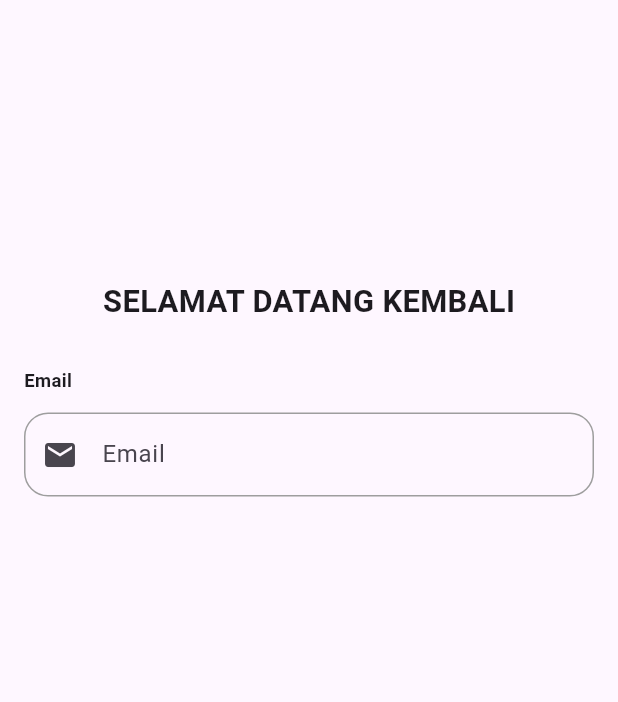
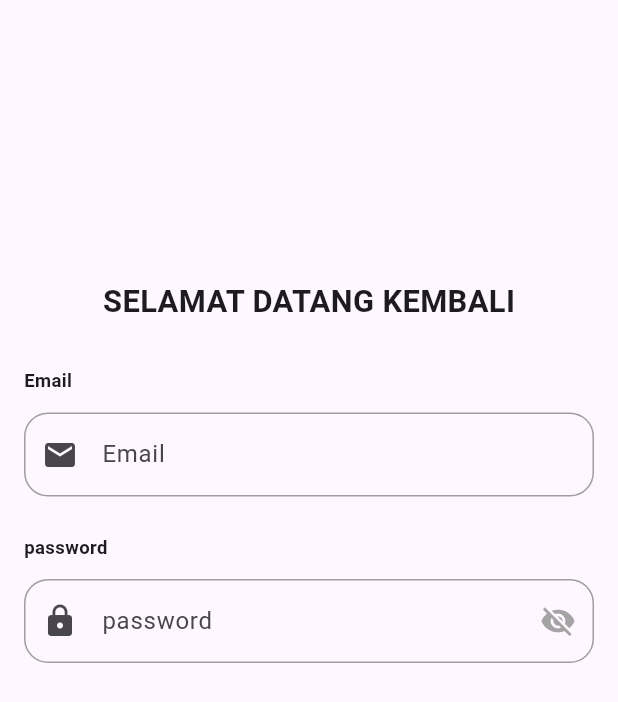
Before and after one commit to emzhran/TernakKenariAppRestAPI, a Flutter app: the LoginScreen screen opened directly, on a phone screen of 412 x 824 dp. Shown: the top 702 px of the screen. Run offline on Flutter 3.47's test engine with Material 3 defaults, Android fonts, the phone set to English and light mode, and no system bars; our stand-ins replace dartz, dropdown_button2, flutter_bloc, flutter_secure_storage; accounts and stored records are empty.

Commit message:
menambahkan text field untuk input password

```diff
--- a/lib/presentation/auth/login_screen.dart
+++ b/lib/presentation/auth/login_screen.dart
@@ -1,5 +1,6 @@
 import 'package:canarytemplate/core/components/custom_text_field.dart';
 import 'package:canarytemplate/core/components/spaces.dart';
+import 'package:canarytemplate/core/core.dart';
 import 'package:flutter/material.dart';
 import 'package:flutter/widgets.dart';
 
@@ -59,6 +60,28 @@
                   padding: const EdgeInsets.all(8.0),
                   child: Icon(Icons.email),
                 ),
+              ),
+              const SpaceHeight(25),
+              CustomTextField(
+                validator: 'Password tidak boleh kosong',
+                controller: passwordController,
+                label: 'password',
+                obscureText: !isShowPassword,
+                prefixIcon: Padding(
+                  padding: const EdgeInsets.all(8.0),
+                  child: Icon(Icons.lock),
+                ),
+                suffixIcon: IconButton(
+                  onPressed: () {
+                    setState(() {
+                      isShowPassword = !isShowPassword;
+                    });
+                  },
+                  icon: Icon(
+                    isShowPassword ? Icons.visibility : Icons.visibility_off,
+                    color: AppColors.grey,
+                  )
+                ),
               )
             ],
           ),
```
